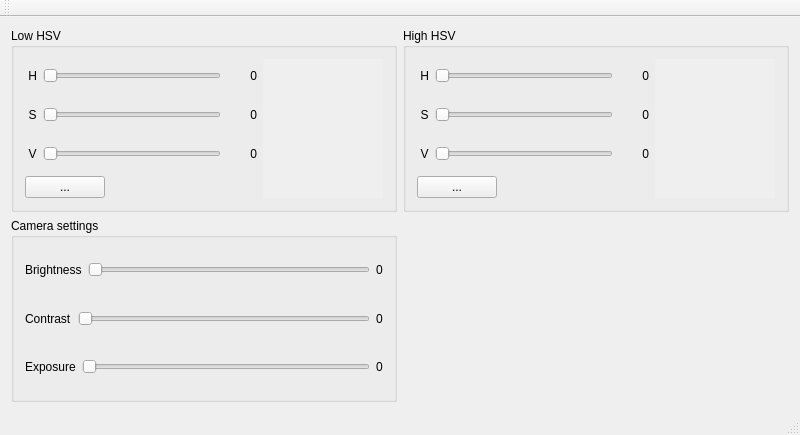
Before: the Qt Designer form streamc/mainwindow.ui in sscanf/dbus-robot, drawn with Qt 5.
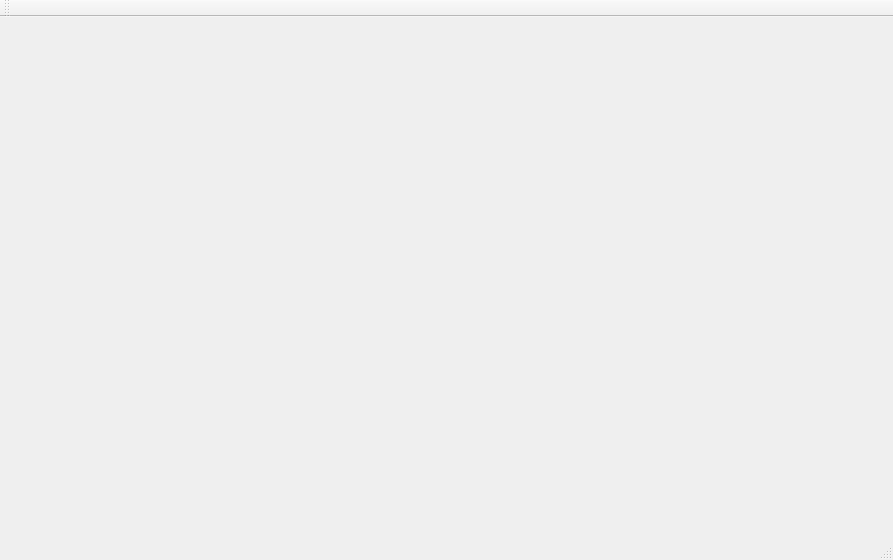
After: the same form once the commit is applied.

Commit message: Added the IR Camera panel Added a UI Main Menu All the panels has been divided into differents independents views Communication with robot is done by DBus over ethernet. All panels are QQuickItem in a QWidget.

What changed in the file:
```diff
--- a/streamc/mainwindow.ui
+++ b/streamc/mainwindow.ui
@@ -6,550 +6,14 @@
    <rect>
     <x>0</x>
     <y>0</y>
-    <width>800</width>
-    <height>435</height>
+    <width>893</width>
+    <height>560</height>
    </rect>
   </property>
   <property name="windowTitle">
    <string>MainWindow</string>
   </property>
-  <widget class="QWidget" name="centralWidget">
-   <layout class="QGridLayout" name="gridLayout_4">
-    <item row="0" column="0">
-     <widget class="QGroupBox" name="groupBox">
-      <property name="title">
-       <string>Low HSV</string>
-      </property>
-      <layout class="QGridLayout" name="gridLayout">
-       <item row="0" column="0">
-        <layout class="QHBoxLayout" name="horizontalLayout">
-         <item>
-          <widget class="QLabel" name="label1">
-           <property name="text">
-            <string> H</string>
-           </property>
-           <property name="alignment">
-            <set>Qt::AlignCenter</set>
-           </property>
-          </widget>
-         </item>
-         <item>
-          <widget class="QSlider" name="lowh">
-           <property name="layoutDirection">
-            <enum>Qt::LeftToRight</enum>
-           </property>
-           <property name="maximum">
-            <number>180</number>
-           </property>
-           <property name="tracking">
-            <bool>true</bool>
-           </property>
-           <property name="orientation">
-            <enum>Qt::Horizontal</enum>
-           </property>
-           <property name="invertedAppearance">
-            <bool>false</bool>
-           </property>
-          </widget>
-         </item>
-         <item>
-          <widget class="QLabel" name="label">
-           <property name="sizePolicy">
-            <sizepolicy hsizetype="Minimum" vsizetype="Preferred">
-             <horstretch>0</horstretch>
-             <verstretch>0</verstretch>
-            </sizepolicy>
-           </property>
-           <property name="minimumSize">
-            <size>
-             <width>30</width>
-             <height>0</height>
-            </size>
-           </property>
-           <property name="baseSize">
-            <size>
-             <width>30</width>
-             <height>0</height>
-            </size>
-           </property>
-           <property name="text">
-            <string>0</string>
-           </property>
-           <property name="alignment">
-            <set>Qt::AlignRight|Qt::AlignTrailing|Qt::AlignVCenter</set>
-           </property>
-          </widget>
-         </item>
-        </layout>
-       </item>
-       <item row="0" column="1" rowspan="4">
-        <widget class="QWidget" name="displayL" native="true">
-         <property name="minimumSize">
-          <size>
-           <width>120</width>
-           <height>80</height>
-          </size>
-         </property>
-         <property name="autoFillBackground">
-          <bool>true</bool>
-         </property>
-        </widget>
-       </item>
-       <item row="1" column="0">
-        <layout class="QHBoxLayout" name="horizontalLayout_3">
-         <item>
-          <widget class="QLabel" name="lo">
-           <property name="text">
-            <string> S</string>
-           </property>
-           <property name="alignment">
-            <set>Qt::AlignCenter</set>
-           </property>
-          </widget>
-         </item>
-         <item>
-          <widget class="QSlider" name="lows">
-           <property name="maximum">
-            <number>255</number>
-           </property>
-           <property name="orientation">
-            <enum>Qt::Horizontal</enum>
-           </property>
-          </widget>
-         </item>
-         <item>
-          <widget class="QLabel" name="label_5">
-           <property name="sizePolicy">
-            <sizepolicy hsizetype="Minimum" vsizetype="Preferred">
-             <horstretch>0</horstretch>
-             <verstretch>0</verstretch>
-            </sizepolicy>
-           </property>
-           <property name="minimumSize">
-            <size>
-             <width>30</width>
-             <height>0</height>
-            </size>
-           </property>
-           <property name="baseSize">
-            <size>
-             <width>30</width>
-             <height>0</height>
-            </size>
-           </property>
-           <property name="text">
-            <string>0</string>
-           </property>
-           <property name="alignment">
-            <set>Qt::AlignRight|Qt::AlignTrailing|Qt::AlignVCenter</set>
-           </property>
-          </widget>
-         </item>
-        </layout>
-       </item>
-       <item row="2" column="0">
-        <layout class="QHBoxLayout" name="horizontalLayout_5">
-         <item>
-          <widget class="QLabel" name="label_10">
-           <property name="text">
-            <string> V</string>
-           </property>
-           <property name="alignment">
-            <set>Qt::AlignCenter</set>
-           </property>
-          </widget>
-         </item>
-         <item>
-          <widget class="QSlider" name="lowv">
-           <property name="maximum">
-            <number>255</number>
-           </property>
-           <property name="orientation">
-            <enum>Qt::Horizontal</enum>
-           </property>
-          </widget>
-         </item>
-         <item>
-          <widget class="QLabel" name="label_9">
-           <property name="sizePolicy">
-            <sizepolicy hsizetype="Minimum" vsizetype="Preferred">
-             <horstretch>0</horstretch>
-             <verstretch>0</verstretch>
-            </sizepolicy>
-           </property>
-           <property name="minimumSize">
-            <size>
-             <width>30</width>
-             <height>0</height>
-            </size>
-           </property>
-           <property name="baseSize">
-            <size>
-             <width>30</width>
-             <height>0</height>
-            </size>
-           </property>
-           <property name="text">
-            <string>0</string>
-           </property>
-           <property name="alignment">
-            <set>Qt::AlignRight|Qt::AlignTrailing|Qt::AlignVCenter</set>
-           </property>
-          </widget>
-         </item>
-        </layout>
-       </item>
-       <item row="3" column="0">
-        <layout class="QHBoxLayout" name="horizontalLayout_7">
-         <item>
-          <widget class="QPushButton" name="pushButton">
-           <property name="text">
-            <string>...</string>
-           </property>
-          </widget>
-         </item>
-         <item>
-          <spacer name="horizontalSpacer">
-           <property name="orientation">
-            <enum>Qt::Horizontal</enum>
-           </property>
-           <property name="sizeHint" stdset="0">
-            <size>
-             <width>40</width>
-             <height>20</height>
-            </size>
-           </property>
-          </spacer>
-         </item>
-        </layout>
-       </item>
-      </layout>
-     </widget>
-    </item>
-    <item row="0" column="1">
-     <widget class="QGroupBox" name="groupBox_2">
-      <property name="title">
-       <string>High HSV</string>
-      </property>
-      <layout class="QGridLayout" name="gridLayout_2">
-       <item row="0" column="0">
-        <layout class="QHBoxLayout" name="horizontalLayout_2">
-         <item>
-          <widget class="QLabel" name="label_4">
-           <property name="text">
-            <string> H</string>
-           </property>
-           <property name="alignment">
-            <set>Qt::AlignCenter</set>
-           </property>
-          </widget>
-         </item>
-         <item>
-          <widget class="QSlider" name="highh">
-           <property name="maximum">
-            <number>179</number>
-           </property>
-           <property name="orientation">
-            <enum>Qt::Horizontal</enum>
-           </property>
-          </widget>
-         </item>
-         <item>
-          <widget class="QLabel" name="label_3">
-           <property name="sizePolicy">
-            <sizepolicy hsizetype="Minimum" vsizetype="Preferred">
-             <horstretch>0</horstretch>
-             <verstretch>0</verstretch>
-            </sizepolicy>
-           </property>
-           <property name="minimumSize">
-            <size>
-             <width>30</width>
-             <height>0</height>
-            </size>
-           </property>
-           <property name="baseSize">
-            <size>
-             <width>30</width>
-             <height>0</height>
-            </size>
-           </property>
-           <property name="text">
-            <string>0</string>
-           </property>
-           <property name="alignment">
-            <set>Qt::AlignRight|Qt::AlignTrailing|Qt::AlignVCenter</set>
-           </property>
-          </widget>
-         </item>
-        </layout>
-       </item>
-       <item row="0" column="1" rowspan="4">
-        <widget class="QWidget" name="displayH" native="true">
-         <property name="minimumSize">
-          <size>
-           <width>120</width>
-           <height>80</height>
-          </size>
-         </property>
-         <property name="autoFillBackground">
-          <bool>true</bool>
-         </property>
-        </widget>
-       </item>
-       <item row="1" column="0">
-        <layout class="QHBoxLayout" name="horizontalLayout_4">
-         <item>
-          <widget class="QLabel" name="label_8">
-           <property name="text">
-            <string> S</string>
-           </property>
-           <property name="alignment">
-            <set>Qt::AlignCenter</set>
-           </property>
-          </widget>
-         </item>
-         <item>
-          <widget class="QSlider" name="highs">
-           <property name="maximum">
-            <number>255</number>
-           </property>
-           <property name="orientation">
-            <enum>Qt::Horizontal</enum>
-           </property>
-          </widget>
-         </item>
-         <item>
-          <widget class="QLabel" name="label_7">
-           <property name="sizePolicy">
-            <sizepolicy hsizetype="Minimum" vsizetype="Preferred">
-             <horstretch>0</horstretch>
-             <verstretch>0</verstretch>
-            </sizepolicy>
-           </property>
-           <property name="minimumSize">
-            <size>
-             <width>30</width>
-             <height>0</height>
-            </size>
-           </property>
-           <property name="baseSize">
-            <size>
-             <width>30</width>
-             <height>0</height>
-            </size>
-           </property>
-           <property name="text">
-            <string>0</string>
-           </property>
-           <property name="alignment">
-            <set>Qt::AlignRight|Qt::AlignTrailing|Qt::AlignVCenter</set>
-           </property>
-          </widget>
-         </item>
-        </layout>
-       </item>
-       <item row="2" column="0">
-        <layout class="QHBoxLayout" name="horizontalLayout_6">
-         <item>
-          <widget class="QLabel" name="label_12">
-           <property name="text">
-            <string> V</string>
-           </property>
-           <property name="alignment">
-            <set>Qt::AlignCenter</set>
-           </property>
-          </widget>
-         </item>
-         <item>
-          <widget class="QSlider" name="highv">
-           <property name="maximum">
-            <number>255</number>
-           </property>
-           <property name="orientation">
-            <enum>Qt::Horizontal</enum>
-           </property>
-          </widget>
-         </item>
-         <item>
-          <widget class="QLabel" name="label_11">
-           <property name="sizePolicy">
-            <sizepolicy hsizetype="Minimum" vsizetype="Preferred">
-             <horstretch>0</horstretch>
-             <verstretch>0</verstretch>
-            </sizepolicy>
-           </property>
-           <property name="minimumSize">
-            <size>
-             <width>30</width>
-             <height>0</height>
-            </size>
-           </property>
-           <property name="baseSize">
-            <size>
-             <width>30</width>
-             <height>0</height>
-            </size>
-           </property>
-           <property name="text">
-            <string>0</string>
-           </property>
-           <property name="alignment">
-            <set>Qt::AlignRight|Qt::AlignTrailing|Qt::AlignVCenter</set>
-           </property>
-          </widget>
-         </item>
-        </layout>
-       </item>
-       <item row="3" column="0">
-        <layout class="QHBoxLayout" name="horizontalLayout_8">
-         <item>
-          <widget class="QPushButton" name="pushButton_2">
-           <property name="text">
-            <string>...</string>
-           </property>
-          </widget>
-         </item>
-         <item>
-          <spacer name="horizontalSpacer_2">
-           <property name="orientation">
-            <enum>Qt::Horizontal</enum>
-           </property>
-           <property name="sizeHint" stdset="0">
-            <size>
-             <width>40</width>
-             <height>20</height>
-            </size>
-           </property>
-          </spacer>
-         </item>
-        </layout>
-       </item>
-      </layout>
-     </widget>
-    </item>
-    <item row="1" column="0">
-     <widget class="QGroupBox" name="groupBox_3">
-      <property name="title">
-       <string>Camera settings</string>
-      </property>
-      <layout class="QGridLayout" name="gridLayout_3">
-       <item row="0" column="0">
-        <layout class="QHBoxLayout" name="horizontalLayout_9">
-         <item>
-          <widget class="QLabel" name="label_2">
-           <property name="text">
-            <string>Brightness</string>
-           </property>
-          </widget>
-         </item>
-         <item>
-          <widget class="QSlider" name="camBrightness">
-           <property name="layoutDirection">
-            <enum>Qt::LeftToRight</enum>
-           </property>
-           <property name="maximum">
-            <number>180</number>
-           </property>
-           <property name="tracking">
-            <bool>true</bool>
-           </property>
-           <property name="orientation">
-            <enum>Qt::Horizontal</enum>
-           </property>
-           <property name="invertedAppearance">
-            <bool>false</bool>
-           </property>
-          </widget>
-         </item>
-         <item>
-          <widget class="QLabel" name="label_6">
-           <property name="text">
-            <string>0</string>
-           </property>
-          </widget>
-         </item>
-        </layout>
-       </item>
-       <item row="1" column="0">
-        <layout class="QHBoxLayout" name="horizontalLayout_10">
-         <item>
-          <widget class="QLabel" name="label_13">
-           <property name="text">
-            <string>Contrast</string>
-           </property>
-          </widget>
-         </item>
-         <item>
-          <widget class="QSlider" name="camContrast">
-           <property name="layoutDirection">
-            <enum>Qt::LeftToRight</enum>
-           </property>
-           <property name="maximum">
-            <number>180</number>
-           </property>
-           <property name="tracking">
-            <bool>true</bool>
-           </property>
-           <property name="orientation">
-            <enum>Qt::Horizontal</enum>
-           </property>
-           <property name="invertedAppearance">
-            <bool>false</bool>
-           </property>
-          </widget>
-         </item>
-         <item>
-          <widget class="QLabel" name="label_14">
-           <property name="text">
-            <string>0</string>
-           </property>
-          </widget>
-         </item>
-        </layout>
-       </item>
-       <item row="2" column="0">
-        <layout class="QHBoxLayout" name="horizontalLayout_11">
-         <item>
-          <widget class="QLabel" name="label_15">
-           <property name="text">
-            <string>Exposure</string>
-           </property>
-          </widget>
-         </item>
-         <item>
-          <widget class="QSlider" name="camExposure">
-           <property name="layoutDirection">
-            <enum>Qt::LeftToRight</enum>
-           </property>
-           <property name="maximum">
-            <number>180</number>
-           </property>
-           <property name="tracking">
-            <bool>true</bool>
-           </property>
-           <property name="orientation">
-            <enum>Qt::Horizontal</enum>
-           </property>
-           <property name="invertedAppearance">
-            <bool>false</bool>
-           </property>
-          </widget>
-         </item>
-         <item>
-          <widget class="QLabel" name="label_16">
-           <property name="text">
-            <string>0</string>
-           </property>
-          </widget>
-         </item>
-        </layout>
-       </item>
-      </layout>
-     </widget>
-    </item>
-   </layout>
-  </widget>
+  <widget class="QWidget" name="centralWidget"/>
   <widget class="QMenuBar" name="menuBar">
    <property name="geometry">
     <rect>
```
Left out of the diff: 213 changed lines with no effect on the pictures. The commit also changes 117 other files.
